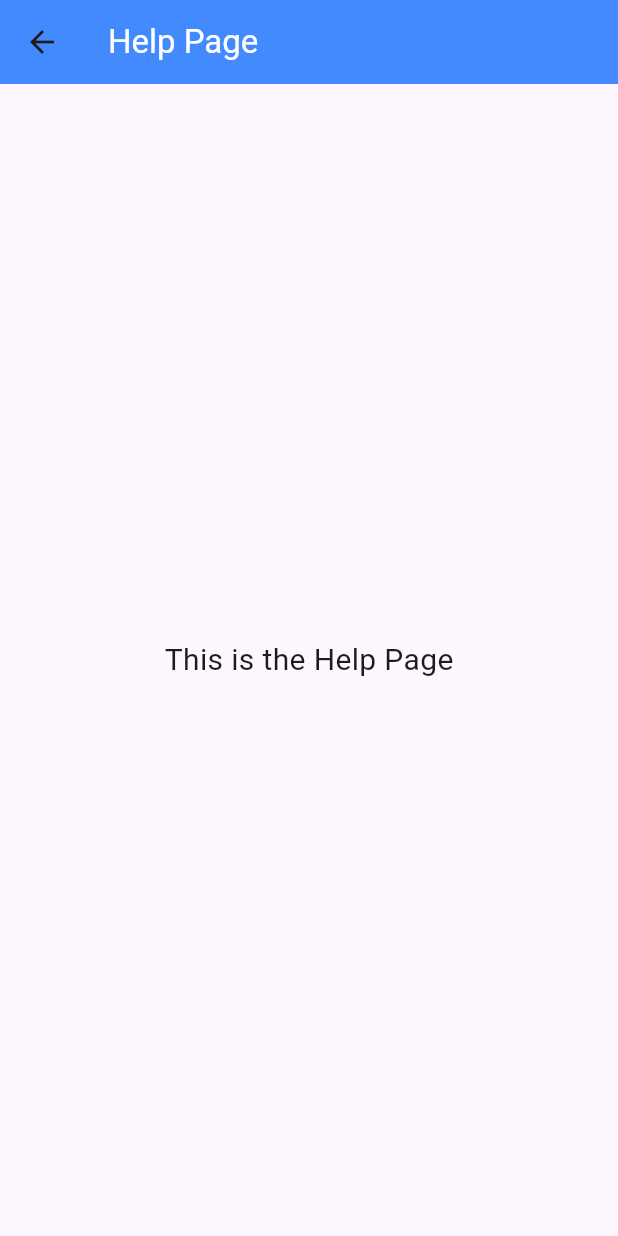
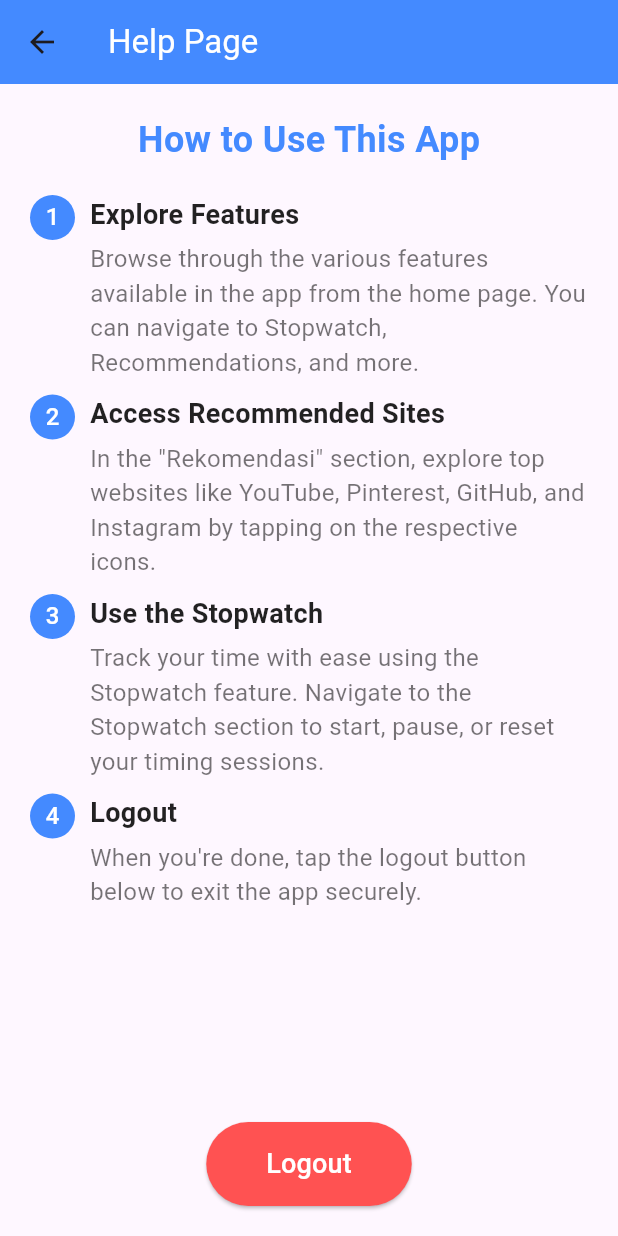
Before and after one commit to Estetika-19/Mobile-2, a Flutter app: the HelpPage screen opened directly, on a phone screen of 412 x 824 dp. Run offline on Flutter 3.47's test engine with Material 3 defaults, Android fonts, the phone set to English and light mode, and no system bars.

```diff
--- a/lib/help.dart
+++ b/lib/help.dart
@@ -2,6 +2,12 @@ import 'package:flutter/material.dart';
 
 class HelpPage extends StatelessWidget {
   const HelpPage({super.key});
+
+  // Function for logging out (for demonstration purposes)
+  void _logout(BuildContext context) {
+    // You can add your actual logout logic here.
+    Navigator.pop(context); // For now, it just navigates back to the previous screen.
+  }
 
   @override
   Widget build(BuildContext context) {
@@ -13,12 +19,111 @@ class HelpPage extends StatelessWidget {
         ),
         backgroundColor: Colors.blueAccent,
       ),
-      body: const Center(
-        child: Text(
-          'This is the Help Page',
-          style: TextStyle(fontSize: 20),
+      body: Padding(
+        padding: const EdgeInsets.all(20.0),
+        child: Column(
+          crossAxisAlignment: CrossAxisAlignment.start,
+          children: [
+            const Center(
+              child: Text(
+                'How to Use This App',
+                style: TextStyle(
+                  fontSize: 24,
+                  fontWeight: FontWeight.bold,
+                  color: Colors.blueAccent,
+                ),
+              ),
+            ),
+            const SizedBox(height: 20),
+            _buildInstructionStep(
+              stepNumber: '1',
+              title: 'Explore Features',
+              description:
+                  'Browse through the various features available in the app from the home page. You can navigate to Stopwatch, Recommendations, and more.',
+            ),
+            const SizedBox(height: 10),
+            _buildInstructionStep(
+              stepNumber: '2',
+              title: 'Access Recommended Sites',
+              description:
+                  'In the "Rekomendasi" section, explore top websites like YouTube, Pinterest, GitHub, and Instagram by tapping on the respective icons.',
+            ),
+            const SizedBox(height: 10),
+            _buildInstructionStep(
+              stepNumber: '3',
+              title: 'Use the Stopwatch',
+              description:
+                  'Track your time with ease using the Stopwatch feature. Navigate to the Stopwatch section to start, pause, or reset your timing sessions.',
+            ),
+            const SizedBox(height: 10),
+            _buildInstructionStep(
+              stepNumber: '4',
+              title: 'Logout',
+              description:
+                  'When you\'re done, tap the logout button below to exit the app securely.',
+            ),
+            const Spacer(),
+            Center(
+              child: ElevatedButton(
+                onPressed: () => _logout(context),
+                style: ElevatedButton.styleFrom(
+                  backgroundColor: Colors.redAccent,
+                  padding: const EdgeInsets.symmetric(
+                      horizontal: 40, vertical: 15),
+                ),
+                child: const Text(
+                  'Logout',
+                  style: TextStyle(fontSize: 18, color: Colors.white),
+                ),
+              ),
+            ),
+          ],
         ),
       ),
     );
   }
+
+  // Helper method to build each instruction step
+  Widget _buildInstructionStep(
+      {required String stepNumber,
+      required String title,
+      required String description}) {
+    return Row(
+      crossAxisAlignment: CrossAxisAlignment.start,
+      children: [
+        CircleAvatar(
+          radius: 15,
+          backgroundColor: Colors.blueAccent,
+          child: Text(
+            stepNumber,
+            style: const TextStyle(color: Colors.white),
+          ),
+        ),
+        const SizedBox(width: 10),
+        Expanded(
+          child: Column(
+            crossAxisAlignment: CrossAxisAlignment.start,
+            children: [
+              Text(
+                title,
+                style: const TextStyle(
+                  fontSize: 18,
+                  fontWeight: FontWeight.bold,
+                  color: Colors.black87,
+                ),
+              ),
+              const SizedBox(height: 5),
+              Text(
+                description,
+                style: const TextStyle(
+                  fontSize: 16,
+                  color: Colors.black54,
+                ),
+              ),
+            ],
+          ),
+        ),
+      ],
+    );
+  }
 }
--- a/lib/rekomendasi.dart
+++ b/lib/rekomendasi.dart
@@ -53,7 +53,7 @@ class Rekomendasi extends StatelessWidget {
                       context,
                       'YouTube',
                       'https://www.youtube.com',
-                      Image.network(src),
+                      Icons.play_arrow_outlined,
                       Colors.red),
                   _buildRecommendationItem(
                       context,
```
